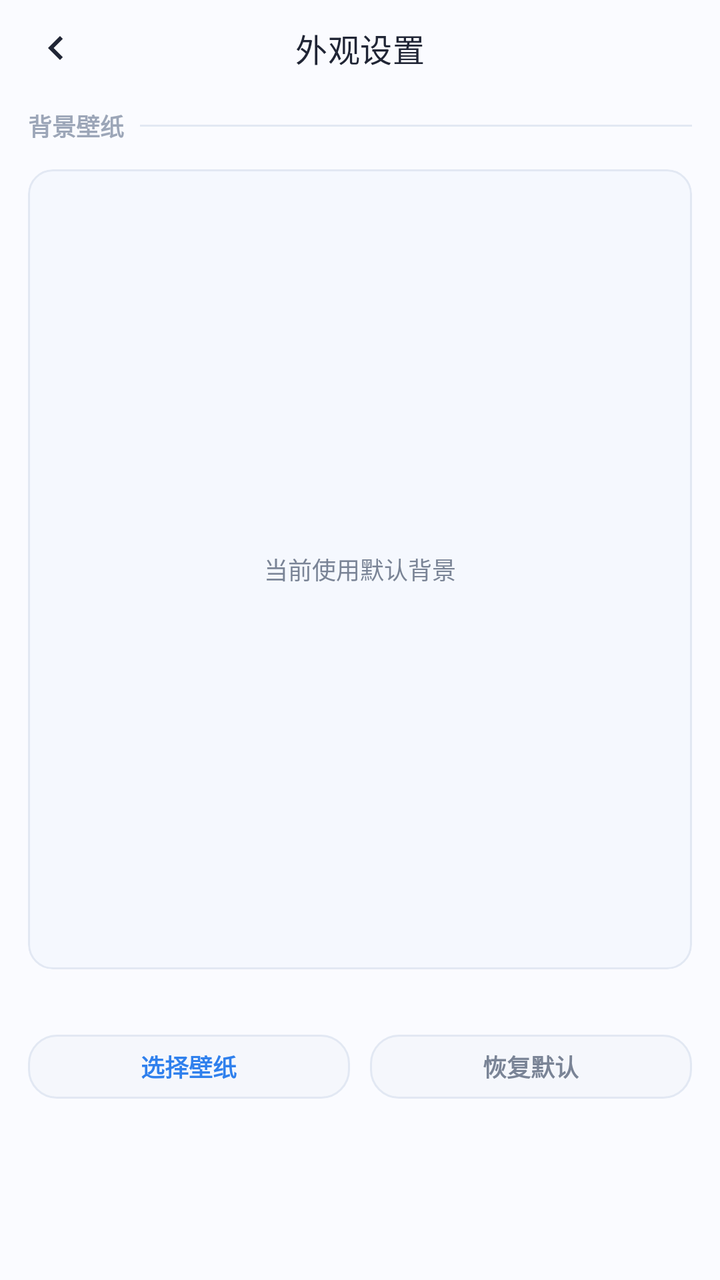
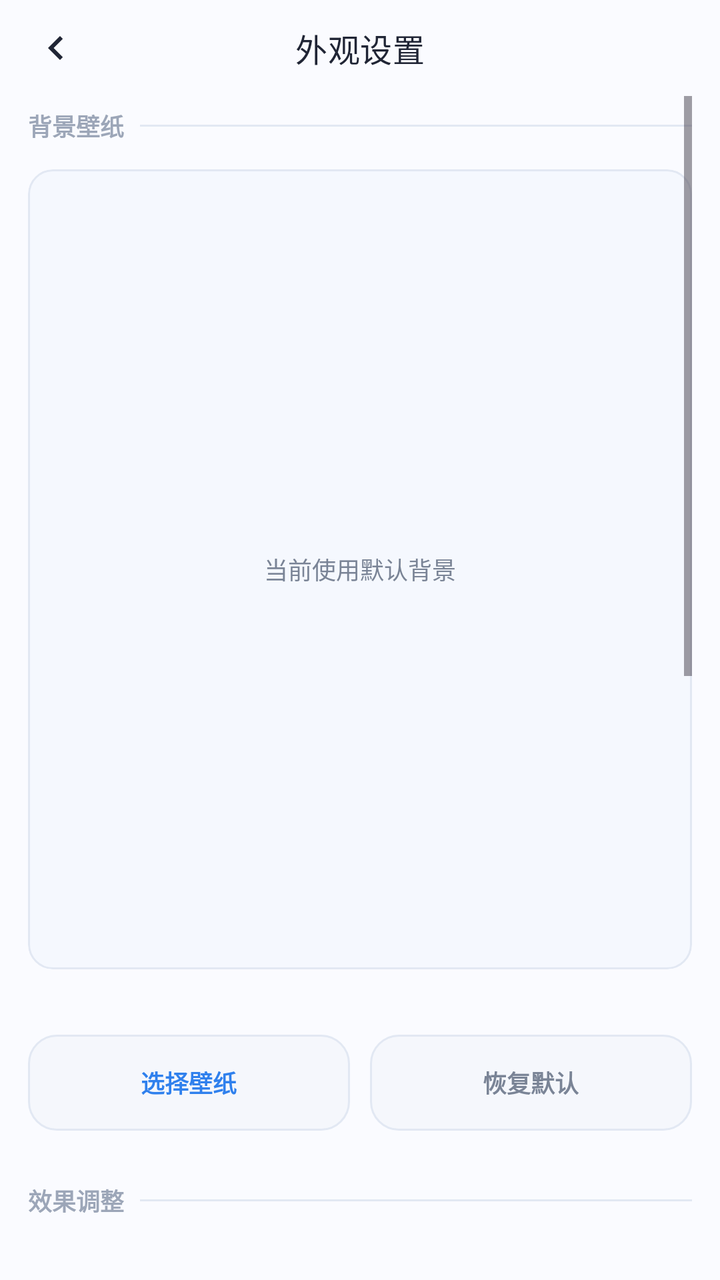

Two renders of the same Android screen: before a commit and after it. Below are the layout's source before the change and the commit's diff.
<!-- AndroidManifest.xml: application theme Theme.ManTou -->
<!-- res/layout/activity_appearance_settings.xml -->
<?xml version="1.0" encoding="utf-8"?>
<LinearLayout xmlns:android="http://schemas.android.com/apk/res/android"
    xmlns:app="http://schemas.android.com/apk/res-auto"
    android:id="@+id/main"
    android:layout_width="match_parent"
    android:layout_height="match_parent"
    android:background="@color/mt_background"
    android:orientation="vertical">

    <com.google.android.material.appbar.MaterialToolbar
        android:id="@+id/toolbar"
        android:layout_width="match_parent"
        android:layout_height="48dp"
        android:background="@color/mt_background"
        app:navigationIcon="@drawable/ic_arrow_back"
        app:navigationIconTint="@color/mt_text_primary"
        app:title="外观设置"
        app:titleCentered="true"
        app:titleTextColor="@color/mt_text_primary"
        app:titleTextAppearance="@style/TextAppearance.Material3.TitleMedium" />

    <ScrollView
        android:layout_width="match_parent"
        android:layout_height="0dp"
        android:layout_weight="1"
        android:clipToPadding="false"
        android:overScrollMode="never"
        android:paddingHorizontal="14dp"
        android:paddingBottom="16dp">

        <LinearLayout
            android:layout_width="match_parent"
            android:layout_height="wrap_content"
            android:orientation="vertical">

            <LinearLayout
                android:layout_width="match_parent"
                android:layout_height="wrap_content"
                android:layout_marginTop="6dp"
                android:gravity="center_vertical"
                android:orientation="horizontal">

                <TextView
                    android:layout_width="wrap_content"
                    android:layout_height="wrap_content"
                    android:text="背景壁纸"
                    android:textColor="@color/mt_text_muted"
                    android:textSize="12sp"
                    android:textStyle="bold" />

                <View
                    android:layout_width="0dp"
                    android:layout_height="1dp"
                    android:layout_marginStart="8dp"
                    android:layout_weight="1"
                    android:background="@color/mt_outline" />
            </LinearLayout>

            <FrameLayout
                android:layout_width="match_parent"
                android:layout_height="400dp"
                android:layout_marginTop="13dp"
                android:background="@drawable/bg_wallpaper_preview"
                android:clipToOutline="true"
                android:padding="1dp">

                <ImageView
                    android:id="@+id/ivWallpaperPreview"
                    android:layout_width="match_parent"
                    android:layout_height="match_parent"
                    android:contentDescription="@null"
                    android:scaleType="centerCrop" />

                <TextView
                    android:id="@+id/tvWallpaperEmpty"
                    android:layout_width="match_parent"
                    android:layout_height="match_parent"
                    android:gravity="center"
                    android:text="当前使用默认背景"
                    android:textColor="@color/mt_text_secondary"
                    android:textSize="12sp" />
            </FrameLayout>

            <TextView
                android:id="@+id/tvWallpaperPath"
                android:layout_width="match_parent"
                android:layout_height="wrap_content"
                android:layout_marginTop="7dp"
                android:ellipsize="middle"
                android:maxLines="1"
                android:textColor="@color/mt_text_secondary"
                android:textSize="10sp" />

            <LinearLayout
                android:layout_width="match_parent"
                android:layout_height="wrap_content"
                android:layout_marginTop="12dp"
                android:gravity="center_vertical"
                android:orientation="horizontal">

                <TextView
                    android:id="@+id/btnChooseWallpaper"
                    android:layout_width="0dp"
                    android:layout_height="32dp"
                    android:layout_marginEnd="5dp"
                    android:layout_weight="1"
                    android:background="@drawable/bg_settings_save_button"
                    android:clickable="true"
                    android:focusable="true"
                    android:foreground="?attr/selectableItemBackground"
                    android:gravity="center"
                    android:text="选择壁纸"
                    android:textColor="@color/mt_primary"
                    android:textSize="12sp"
                    android:textStyle="bold" />

                <TextView
                    android:id="@+id/btnClearWallpaper"
                    android:layout_width="0dp"
                    android:layout_height="32dp"
                    android:layout_marginStart="5dp"
                    android:layout_weight="1"
                    android:background="@drawable/bg_settings_save_button"
                    android:clickable="true"
                    android:focusable="true"
                    android:foreground="?attr/selectableItemBackground"
                    android:gravity="center"
                    android:text="恢复默认"
                    android:textColor="@color/mt_text_secondary"
                    android:textSize="12sp"
                    android:textStyle="bold" />
            </LinearLayout>
        </LinearLayout>
    </ScrollView>
</LinearLayout>
<!-- resources referenced by this layout -->
<resources>
  <color name="mt_background">#FAFBFF</color>
  <color name="mt_outline">#E2E8F3</color>
  <color name="mt_primary">#2F80ED</color>
  <color name="mt_text_muted">#9CA6B8</color>
  <style name="Base.Theme.ManTou" parent="Theme.Material3.Light.NoActionBar">
          <item name="colorPrimary">@color/mt_primary</item>
          <item name="colorOnPrimary">@color/mt_on_primary</item>
          <item name="colorPrimaryContainer">@color/mt_surface_blue</item>
          <item name="colorOnPrimaryContainer">@color/mt_primary_dark</item>
          <item name="colorSecondary">@color/mt_primary_dark</item>
          <item name="colorOnSecondary">@color/mt_on_primary</item>
          <item name="colorSurface">@color/mt_surface</item>
          <item name="colorOnSurface">@color/mt_text_primary</item>
          <item name="colorSurfaceVariant">@color/mt_surface_soft</item>
          <item name="colorOnSurfaceVariant">@color/mt_text_secondary</item>
          <item name="android:colorBackground">@color/mt_background</item>
          <item name="colorOutline">@color/mt_outline</item>
          <item name="colorError">@color/mt_error</item>
          <item name="android:colorAccent">@color/mt_primary</item>
          <item name="android:fontFamily">sans-serif</item>
          <item name="android:statusBarColor">@color/mt_surface</item>
          <item name="android:navigationBarColor">@color/mt_surface</item>
          <item name="android:windowLightStatusBar">true</item>
          <item name="android:windowLightNavigationBar">true</item>
          <item name="android:windowBackground">@color/mt_background</item>
      </style>
  <color name="mt_on_primary">#FFFFFF</color>
  <color name="mt_primary_dark">#1F5FBF</color>
  <color name="mt_surface">#FFFFFF</color>
  <color name="mt_error">#E65353</color>
  <!-- unchanged entries left out for length: 8 -->
</resources>

<!-- the commit's change to res/layout/activity_appearance_settings.xml (unified diff, before → after) -->
@@ -71,6 +71,12 @@
                     android:contentDescription="@null"
                     android:scaleType="centerCrop" />
 
+                <View
+                    android:id="@+id/wallpaperPreviewMask"
+                    android:layout_width="match_parent"
+                    android:layout_height="match_parent"
+                    android:visibility="gone" />
+
                 <TextView
                     android:id="@+id/tvWallpaperEmpty"
                     android:layout_width="match_parent"
@@ -101,7 +107,7 @@
                 <TextView
                     android:id="@+id/btnChooseWallpaper"
                     android:layout_width="0dp"
-                    android:layout_height="32dp"
+                    android:layout_height="48dp"
                     android:layout_marginEnd="5dp"
                     android:layout_weight="1"
                     android:background="@drawable/bg_settings_save_button"
@@ -117,7 +123,7 @@
                 <TextView
                     android:id="@+id/btnClearWallpaper"
                     android:layout_width="0dp"
-                    android:layout_height="32dp"
+                    android:layout_height="48dp"
                     android:layout_marginStart="5dp"
                     android:layout_weight="1"
                     android:background="@drawable/bg_settings_save_button"
@@ -130,6 +136,192 @@
                     android:textSize="12sp"
                     android:textStyle="bold" />
             </LinearLayout>
+
+            <LinearLayout
+                android:layout_width="match_parent"
+                android:layout_height="wrap_content"
+                android:layout_marginTop="26dp"
+                android:gravity="center_vertical"
+                android:orientation="horizontal">
+
+                <TextView
+                    android:layout_width="wrap_content"
+                    android:layout_height="wrap_content"
+                    android:text="效果调整"
+                    android:textColor="@color/mt_text_muted"
+                    android:textSize="12sp"
+                    android:textStyle="bold" />
+
+                <View
+                    android:layout_width="0dp"
+                    android:layout_height="1dp"
+                    android:layout_marginStart="8dp"
+                    android:layout_weight="1"
+                    android:background="@color/mt_outline" />
+            </LinearLayout>
+
+            <TextView
+                android:id="@+id/tvBlurTitle"
+                android:layout_width="match_parent"
+                android:layout_height="wrap_content"
+                android:layout_marginTop="22dp"
+                android:textColor="@color/mt_text_primary"
+                android:textSize="15sp"
+                android:textStyle="bold" />
+
+            <TextView
+                android:layout_width="match_parent"
+                android:layout_height="wrap_content"
+                android:layout_marginTop="4dp"
+                android:text="调节图片上方蒙版的柔化程度"
+                android:textColor="@color/mt_text_secondary"
+                android:textSize="12sp" />
+
+            <SeekBar
+                android:id="@+id/seekBlur"
+                android:layout_width="match_parent"
+                android:layout_height="40dp"
+                android:layout_marginHorizontal="8dp"
+                android:layout_marginTop="8dp"
+                android:max="30"
+                android:progressTint="@color/mt_primary"
+                android:thumbTint="@color/mt_primary" />
+
+            <TextView
+                android:id="@+id/tvMaskStrengthTitle"
+                android:layout_width="match_parent"
+                android:layout_height="wrap_content"
+                android:layout_marginTop="18dp"
+                android:textColor="@color/mt_text_primary"
+                android:textSize="15sp"
+                android:textStyle="bold" />
+
+            <TextView
+                android:layout_width="match_parent"
+                android:layout_height="wrap_content"
+                android:layout_marginTop="4dp"
+                android:text="增强统一蒙版，让页面元素更干净"
+                android:textColor="@color/mt_text_secondary"
+                android:textSize="12sp" />
+
+            <SeekBar
+                android:id="@+id/seekMaskStrength"
+                android:layout_width="match_parent"
+                android:layout_height="40dp"
+                android:layout_marginHorizontal="8dp"
+                android:layout_marginTop="8dp"
+                android:max="80"
+                android:progressTint="@color/mt_primary"
+                android:thumbTint="@color/mt_primary" />
+
+            <TextView
+                android:id="@+id/tvMaskToneTitle"
+                android:layout_width="match_parent"
+                android:layout_height="wrap_content"
+                android:layout_marginTop="18dp"
+                android:textColor="@color/mt_text_primary"
+                android:textSize="15sp"
+                android:textStyle="bold" />
+
+            <TextView
+                android:layout_width="match_parent"
+                android:layout_height="wrap_content"
+                android:layout_marginTop="4dp"
+                android:text="提亮或压暗蒙版，不会直接修改原图"
+                android:textColor="@color/mt_text_secondary"
+                android:textSize="12sp" />
+
+            <SeekBar
+                android:id="@+id/seekMaskTone"
+                android:layout_width="match_parent"
+                android:layout_height="40dp"
+                android:layout_marginHorizontal="8dp"
+                android:layout_marginTop="8dp"
+                android:max="200"
+                android:progressTint="@color/mt_primary"
+                android:thumbTint="@color/mt_primary" />
+
+            <TextView
+                android:id="@+id/tvTextSizeTitle"
+                android:layout_width="match_parent"
+                android:layout_height="wrap_content"
+                android:layout_marginTop="18dp"
+                android:textColor="@color/mt_text_primary"
+                android:textSize="15sp"
+                android:textStyle="bold" />
+
+            <TextView
+                android:layout_width="match_parent"
+                android:layout_height="wrap_content"
+                android:layout_marginTop="4dp"
+                android:text="仅调整用户消息、AI 回复与思考区字号"
+                android:textColor="@color/mt_text_secondary"
+                android:textSize="12sp" />
+
+            <SeekBar
+                android:id="@+id/seekTextSize"
+                android:layout_width="match_parent"
+                android:layout_height="40dp"
+                android:layout_marginHorizontal="8dp"
+                android:layout_marginTop="8dp"
+                android:max="100"
+                android:progressTint="@color/mt_primary"
+                android:thumbTint="@color/mt_primary" />
+
+            <TextView
+                android:layout_width="match_parent"
+                android:layout_height="wrap_content"
+                android:layout_marginTop="22dp"
+                android:text="聊天文本颜色"
+                android:textColor="@color/mt_text_primary"
+                android:textSize="15sp"
+                android:textStyle="bold" />
+
+            <TextView
+                android:layout_width="match_parent"
+                android:layout_height="wrap_content"
+                android:layout_marginTop="4dp"
+                android:text="默认会自动跟随背景明暗，也可以改成固定颜色"
+                android:textColor="@color/mt_text_secondary"
+                android:textSize="12sp" />
+
+            <HorizontalScrollView
+                android:layout_width="match_parent"
+                android:layout_height="wrap_content"
+                android:layout_marginTop="12dp"
+                android:clipToPadding="false"
+                android:overScrollMode="never"
+                android:scrollbars="none">
+
+                <LinearLayout
+                    android:id="@+id/colorOptions"
+                    android:layout_width="wrap_content"
+                    android:layout_height="wrap_content"
+                    android:gravity="center_vertical"
+                    android:orientation="horizontal" />
+            </HorizontalScrollView>
+
+            <EditText
+                android:id="@+id/etCustomColor"
+                android:layout_width="match_parent"
+                android:layout_height="56dp"
+                android:layout_marginTop="16dp"
+                android:background="@drawable/bg_appearance_input"
+                android:hint="自定义色号"
+                android:inputType="text"
+                android:maxLines="1"
+                android:paddingHorizontal="16dp"
+                android:textColor="@color/mt_text_primary"
+                android:textColorHint="@color/mt_text_muted"
+                android:textSize="15sp" />
+
+            <TextView
+                android:layout_width="match_parent"
+                android:layout_height="wrap_content"
+                android:layout_marginTop="12dp"
+                android:text="图片会在聊天背景中尽量贴近预览效果。"
+                android:textColor="@color/mt_text_secondary"
+                android:textSize="12sp" />
         </LinearLayout>
     </ScrollView>
 </LinearLayout>
<!-- resource entries referenced after the edit -->
@@ -4,6 +4,15 @@
   <color name="mt_outline">#E2E8F3</color>
   <color name="mt_primary">#2F80ED</color>
   <color name="mt_text_muted">#9CA6B8</color>
+  <!-- drawable bg_appearance_input (drawable) -->
+  <?xml version="1.0" encoding="utf-8"?>
+  <shape xmlns:android="http://schemas.android.com/apk/res/android">
+      <solid android:color="@color/mt_surface" />
+      <corners android:radius="12dp" />
+      <stroke
+          android:width="1dp"
+          android:color="@color/mt_outline" />
+  </shape>
   <style name="Base.Theme.ManTou" parent="Theme.Material3.Light.NoActionBar">
           <item name="colorPrimary">@color/mt_primary</item>
           <item name="colorOnPrimary">@color/mt_on_primary</item>
@@ -25,11 +34,44 @@
           <item name="android:windowLightStatusBar">true</item>
           <item name="android:windowLightNavigationBar">true</item>
           <item name="android:windowBackground">@color/mt_background</item>
+          <item name="android:alertDialogTheme">@style/ThemeOverlay.ManTou.GlassAlertDialog</item>
+          <item name="alertDialogTheme">@style/ThemeOverlay.ManTou.GlassAlertDialog</item>
+          <item name="materialAlertDialogTheme">@style/ThemeOverlay.ManTou.GlassAlertDialog</item>
       </style>
   <color name="mt_on_primary">#FFFFFF</color>
   <color name="mt_primary_dark">#1F5FBF</color>
   <color name="mt_surface">#FFFFFF</color>
   <color name="mt_error">#E65353</color>
+  <style name="ThemeOverlay.ManTou.GlassAlertDialog" parent="ThemeOverlay.ManTou.GlassAlertDialog.Base" />
+  <style name="ThemeOverlay.ManTou.GlassAlertDialog.Base" parent="ThemeOverlay.Material3.MaterialAlertDialog">
+          <item name="android:windowBackground">@drawable/bg_dialog_glass</item>
+          <item name="android:colorBackgroundFloating">@color/mt_dialog_glass</item>
+          <item name="android:backgroundDimEnabled">true</item>
+          <item name="android:backgroundDimAmount">0.28</item>
+          <item name="backgroundTint">@android:color/transparent</item>
+          <item name="backgroundInsetStart">24dp</item>
+          <item name="backgroundInsetEnd">24dp</item>
+          <item name="backgroundInsetTop">24dp</item>
+          <item name="backgroundInsetBottom">24dp</item>
+          <item name="colorSurface">@color/mt_dialog_glass</item>
+          <item name="shapeAppearanceOverlay">@style/ShapeAppearance.ManTou.Dialog</item>
+      </style>
+  <!-- drawable bg_dialog_glass (drawable) -->
+  <?xml version="1.0" encoding="utf-8"?>
+  <shape xmlns:android="http://schemas.android.com/apk/res/android"
+      android:shape="rectangle">
+      <solid android:color="@color/mt_dialog_glass" />
+      <corners android:radius="24dp" />
+      <stroke
+          android:width="1dp"
+          android:color="@color/mt_dialog_glass_stroke" />
+  </shape>
+  <color name="mt_dialog_glass">#EFFFFFFF</color>
+  <style name="ShapeAppearance.ManTou.Dialog" parent="">
+          <item name="cornerFamily">rounded</item>
+          <item name="cornerSize">24dp</item>
+      </style>
+  <color name="mt_dialog_glass_stroke">#B8FFFFFF</color>
   <!-- unchanged entries left out for length: 8 -->
 </resources>
 
